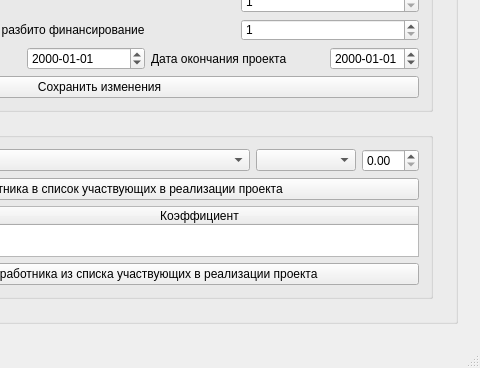
This is salary/salary.ui in a-mihaylov/salary as Qt 5 draws it before an edit; both pictures show x 504 to 984 and y 199 to 567 of the 984 by 567 pixel window. The edited form follows.
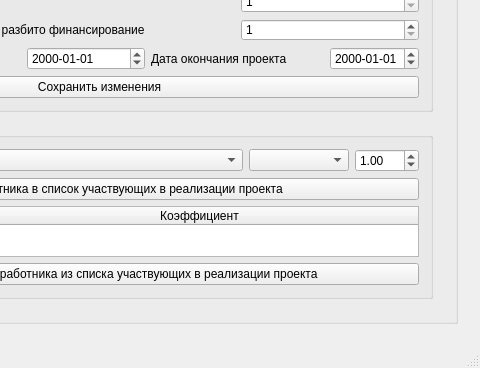
This is the edited form.

```diff
--- a/salary/salary.ui
+++ b/salary/salary.ui
@@ -1726,9 +1726,18 @@
                   </item>
                   <item row="0" column="2">
                    <widget class="QDoubleSpinBox" name="project_edit_coef">
+                    <property name="minimum">
+                     <double>0.100000000000000</double>
+                    </property>
+                    <property name="maximum">
+                     <double>100.000000000000000</double>
+                    </property>
                     <property name="singleStep">
                      <double>0.100000000000000</double>
                     </property>
+                    <property name="value">
+                     <double>1.000000000000000</double>
+                    </property>
                    </widget>
                   </item>
                  </layout>
```
